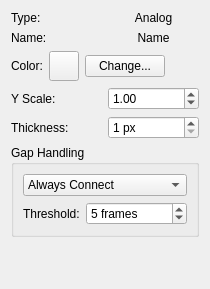
The window that src/WhiskerToolbox/DataViewer_Widget/UI/SubWidgets/AnalogTimeSeries/AnalogViewer_Widget.ui (paulmthompson/WhiskerToolbox) describes before a commit, drawn with Qt 5.
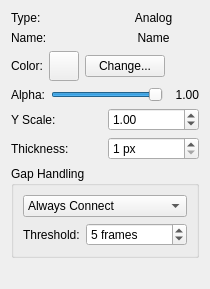
The same window after the commit.

Commit message: add alpha slider to data viewer widget

The edit to the form file:
```diff
--- a/src/WhiskerToolbox/DataViewer_Widget/UI/SubWidgets/AnalogTimeSeries/AnalogViewer_Widget.ui
+++ b/src/WhiskerToolbox/DataViewer_Widget/UI/SubWidgets/AnalogTimeSeries/AnalogViewer_Widget.ui
@@ -112,6 +112,49 @@
      </item>
     </layout>
    </item>
+   <item>
+    <layout class="QHBoxLayout" name="alpha_layout">
+     <item>
+      <widget class="QLabel" name="alpha_label">
+       <property name="text">
+        <string>Alpha:</string>
+       </property>
+      </widget>
+     </item>
+     <item>
+      <widget class="QSlider" name="alpha_slider">
+       <property name="minimum">
+        <number>0</number>
+       </property>
+       <property name="maximum">
+        <number>100</number>
+       </property>
+       <property name="value">
+        <number>100</number>
+       </property>
+       <property name="orientation">
+        <enum>Qt::Orientation::Horizontal</enum>
+       </property>
+      </widget>
+     </item>
+     <item>
+      <widget class="QLabel" name="alpha_value_label">
+       <property name="minimumSize">
+        <size>
+         <width>30</width>
+         <height>0</height>
+        </size>
+       </property>
+       <property name="text">
+        <string>1.00</string>
+       </property>
+       <property name="alignment">
+        <set>Qt::AlignmentFlag::AlignRight|Qt::AlignmentFlag::AlignVCenter</set>
+       </property>
+      </widget>
+     </item>
+    </layout>
+   </item>
    <item>
     <layout class="QHBoxLayout" name="scale_layout">
      <item>
```
The commit also changes 5 other files.
